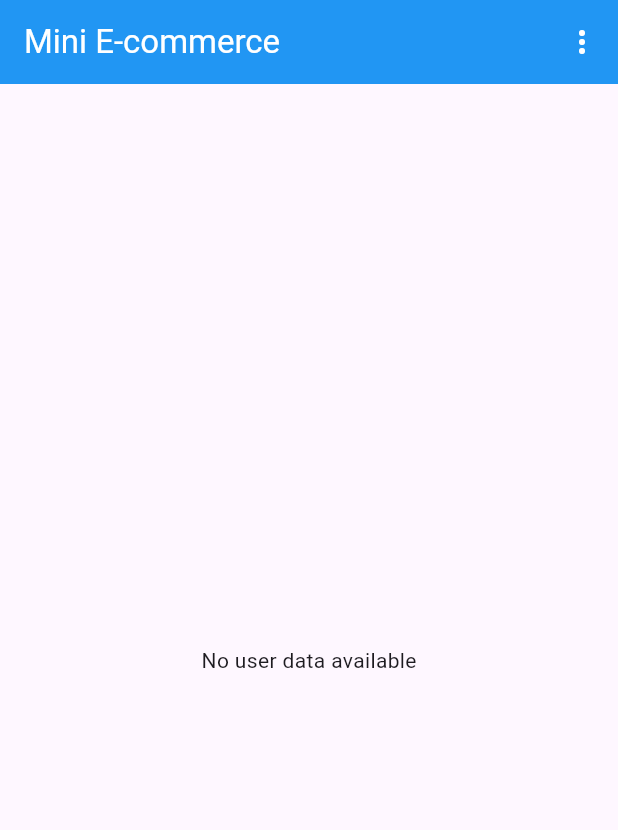
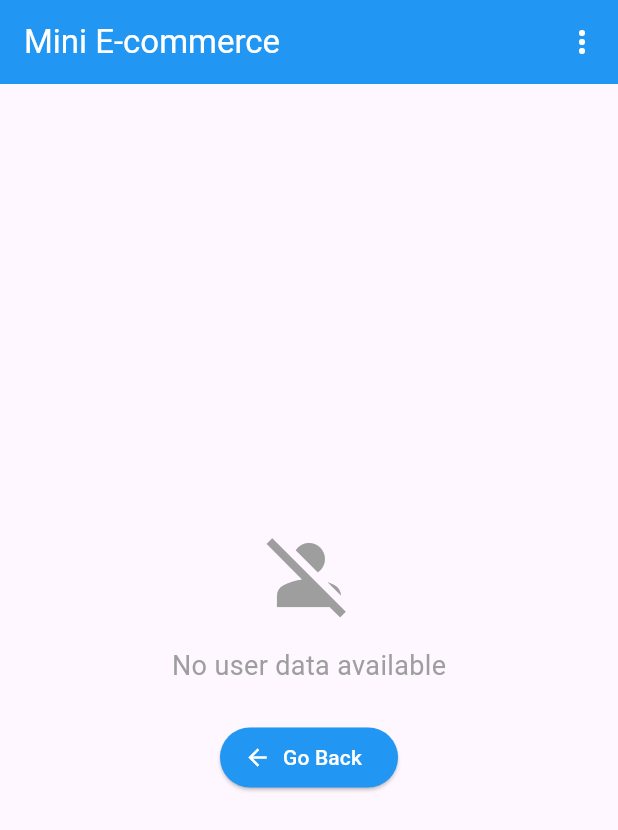
Before and after one commit to farhazalam/mini-ecommerce, a Flutter app: the HomePage screen opened directly, on a phone screen of 412 x 824 dp. Shown: the top 830 px of the screen. Run offline on Flutter 3.47's test engine with Material 3 defaults, Android fonts, the phone set to English and light mode, and no system bars; our stand-ins replace cached_network_image, cloud_firestore, firebase_auth, firebase_core, firebase_messaging, firebase_storage and 6 more; missing offline and left inert: flutter_stripe; accounts and stored records are empty.

Commit message:
Bug Fixes

```diff
--- a/lib/pages/home_page.dart
+++ b/lib/pages/home_page.dart
@@ -57,7 +57,31 @@ class HomePage extends StatelessWidget {
 
           final user = authProvider.user;
           if (user == null) {
-            return const Center(child: Text('No user data available'));
+            return Center(
+              child: Column(
+                mainAxisAlignment: MainAxisAlignment.center,
+                children: [
+                  const Icon(Icons.person_off, size: 64, color: Colors.grey),
+                  const SizedBox(height: 16),
+                  const Text(
+                    'No user data available',
+                    style: TextStyle(fontSize: 18, color: Colors.grey),
+                  ),
+                  const SizedBox(height: 24),
+                  ElevatedButton.icon(
+                    onPressed: () {
+                      Navigator.of(context).pushReplacementNamed('/');
+                    },
+                    icon: const Icon(Icons.arrow_back),
+                    label: const Text('Go Back'),
+                    style: ElevatedButton.styleFrom(
+                      backgroundColor: Colors.blue,
+                      foregroundColor: Colors.white,
+                    ),
+                  ),
+                ],
+              ),
+            );
           }
 
           return Column(
--- a/lib/pages/login_page.dart
+++ b/lib/pages/login_page.dart
@@ -28,6 +28,9 @@ class _LoginPageState extends State<LoginPage> {
     if (_formKey.currentState!.validate()) {
       final authProvider = Provider.of<AuthProvider>(context, listen: false);
 
+      // Clear any previous errors
+      authProvider.clearError();
+
       final success = await authProvider.signIn(
         email: _emailController.text.trim(),
         password: _passwordController.text,
@@ -43,6 +46,9 @@ class _LoginPageState extends State<LoginPage> {
 
   Future<void> _handleGoogleSignIn() async {
     final authProvider = Provider.of<AuthProvider>(context, listen: false);
+
+    // Clear any previous errors
+    authProvider.clearError();
 
     final success = await authProvider.signInWithGoogle();
 
--- a/lib/pages/maps_page.dart
+++ b/lib/pages/maps_page.dart
@@ -95,8 +95,8 @@ class _MapsPageState extends State<MapsPage> {
       floatingActionButton: AppConfig.enableGoogleMaps
           ? FloatingActionButton(
               onPressed: _getCurrentLocation,
+              tooltip: 'Refresh Location',
               child: const Icon(Icons.my_location),
-              tooltip: 'Refresh Location',
             )
           : null,
     );
--- a/lib/pages/signup_page.dart
+++ b/lib/pages/signup_page.dart
@@ -32,6 +32,9 @@ class _SignUpPageState extends State<SignUpPage> {
     if (_formKey.currentState!.validate()) {
       final authProvider = Provider.of<AuthProvider>(context, listen: false);
 
+      // Clear any previous errors
+      authProvider.clearError();
+
       final success = await authProvider.signUp(
         email: _emailController.text.trim(),
         password: _passwordController.text,
@@ -48,6 +51,9 @@ class _SignUpPageState extends State<SignUpPage> {
 
   Future<void> _handleGoogleSignIn() async {
     final authProvider = Provider.of<AuthProvider>(context, listen: false);
+
+    // Clear any previous errors
+    authProvider.clearError();
 
     final success = await authProvider.signInWithGoogle();
 
```
Also changed, not shown: lib/providers/auth_provider.dart (+19 -3 lines), 4 other files.
